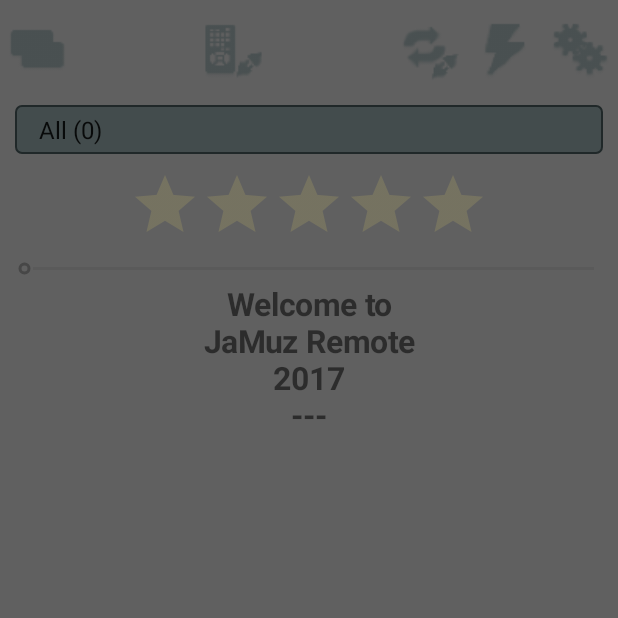
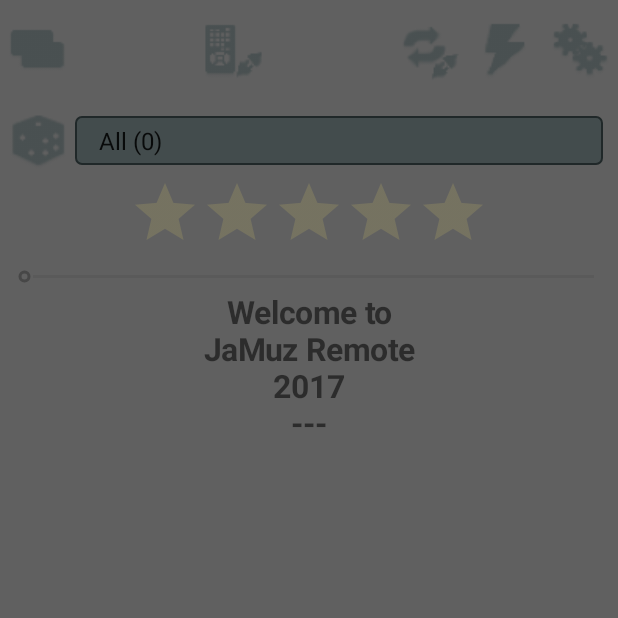
Before and after one commit to phramusca/JaMuz-Remote, an Android app: the screen it shows after launch (MainActivity), on a phone screen of 412 x 824 dp, the top half of it. Run offline under Robolectric (Android 15) with nearby library versions, the phone set to English and light mode, and no system bars; 4 statements that could not run were skipped.

Commit message:
Order by playcounter, lastplayed + random button

```diff
--- a/app/src/main/java/phramusca/com/jamuzremote/FileInfoReception.java
+++ b/app/src/main/java/phramusca/com/jamuzremote/FileInfoReception.java
@@ -21,8 +21,8 @@ public class FileInfoReception {
     public long size;
     public int idFile;
     public int rating;
-    public Date addedDate = new Date(0); //FIXME: watchout defaults
-    public Date lastPlayed = new Date(0); //FIXME: watchout defaults
+    public Date addedDate = new Date(0);
+    public Date lastPlayed = new Date(0);
     public int playCounter;
 
     public FileInfoReception(String json) throws JSONException {
--- a/app/src/main/java/phramusca/com/jamuzremote/MainActivity.java
+++ b/app/src/main/java/phramusca/com/jamuzremote/MainActivity.java
@@ -94,6 +94,7 @@ public class MainActivity extends AppCompatActivity {
     private boolean local = true;
     private List<PlayList> localPlaylists = new ArrayList<PlayList>();
     private PlayList localSelectedPlaylist;
+    private boolean playRandom=false;
 
     // GUI elements
     private TextView textViewReceived;
@@ -103,6 +104,7 @@ public class MainActivity extends AppCompatActivity {
     private ToggleButton buttonSetDimMode;
     private ToggleButton buttonControlsToggle;
     private ToggleButton buttonConnectToggle;
+    private ToggleButton buttonRandomToggle;
     private Button buttonPrevious;
     private Button buttonPlay;
     private Button buttonNext;
@@ -113,7 +115,7 @@ public class MainActivity extends AppCompatActivity {
     private Button buttonVolDown;
     private SeekBar seekBar;
     private Spinner spinner;
-    private boolean spinnerSend=true;
+    private static boolean spinnerSend=true;
     private RatingBar ratingBar;
     private ImageView image;
     private LinearLayout trackInfo;
@@ -188,31 +190,7 @@ public class MainActivity extends AppCompatActivity {
         seekBar.setEnabled(false);
 
         spinner = (Spinner) findViewById(R.id.spinner);
-        spinner.setOnItemSelectedListener(new Spinner.OnItemSelectedListener() {
-            @Override
-            public void onItemSelected(AdapterView<?> parent, View view,
-                                       int pos, long id) {
-                // An item was selected. You can retrieve the selected item using
-                // parent.getItemAtPosition(pos)
-                PlayList playList = (PlayList) parent.getItemAtPosition(pos);
-                if(spinnerSend) {
-                    if(local) {
-                        if(musicLibrary!=null) { //Happens before write permission allowed so db not accessed
-                            queue = musicLibrary.getTracks(playList);
-                        }
-                        localSelectedPlaylist = playList;
-                    } else {
-                        client.send("setPlaylist".concat(playList.toString()));
-                    }
-                    dimOn();
-                }
-            }
-
-            @Override
-            public void onNothingSelected(AdapterView<?> adapterView) {
-                dimOn();
-            }
-        });
+        spinner.setOnItemSelectedListener(spinnerListener);
         spinner.setOnTouchListener(new View.OnTouchListener() {
             @Override
             public boolean onTouch(View view, MotionEvent motionEvent) {
@@ -262,6 +240,14 @@ public class MainActivity extends AppCompatActivity {
             public void onClick(View v) {
                 dimOn();
                 toggleConfig(!buttonConnectToggle.isChecked());
+            }
+        });
+
+        buttonRandomToggle = (ToggleButton) findViewById(R.id.button_random_toggle);
+        buttonRandomToggle.setOnClickListener(new View.OnClickListener() {
+            @Override
+            public void onClick(View v) {
+                dimOn();
             }
         });
 
@@ -482,6 +468,31 @@ public class MainActivity extends AppCompatActivity {
 
         setDimMode(!buttonSetDimMode.isChecked());
     }
+
+    Spinner.OnItemSelectedListener spinnerListener = new Spinner.OnItemSelectedListener() {
+        @Override
+        public void onItemSelected(AdapterView<?> parent, View view,
+        int pos, long id) {
+            if(spinnerSend) {
+                PlayList playList = (PlayList) parent.getItemAtPosition(pos);
+                if(local) {
+                    if(musicLibrary!=null) { //Happens before write permission allowed so db not accessed
+                        queue = musicLibrary.getTracks(playList);
+                    }
+                    localSelectedPlaylist = playList;
+                } else {
+                    client.send("setPlaylist".concat(playList.toString()));
+                }
+                dimOn();
+            }
+            spinnerSend=true;
+        }
+
+        @Override
+        public void onNothingSelected(AdapterView<?> adapterView) {
+            dimOn();
+        }
+    };
 
     private void setDimMode(boolean enable) {
         if(enable) {
@@ -922,12 +933,11 @@ public class MainActivity extends AppCompatActivity {
         }
         //Play a random track
         if(queue.size()>0) {
-            int index=new Random().nextInt(queue.size());
+            int index=buttonRandomToggle.isChecked()?new Random().nextInt(queue.size()):0;
             displayedTrack = queue.get(index);
-            queue.remove(displayedTrack);
+            queue.remove(index);
             Log.i(TAG, "playQueue("+(index+1)+"/"+queue.size()+")");
             play();
-
         } else {
             setupSpinner(localPlaylists, localSelectedPlaylist);
             toastLong("Empty Playlist.");
@@ -1335,11 +1345,9 @@ public class MainActivity extends AppCompatActivity {
         runOnUiThread(new Runnable() {
             @Override
             public void run() {
-                // attaching data adapter to spinner
                 spinnerSend=false;
                 spinner.setAdapter(arrayAdapter);
                 spinner.setSelection(arrayAdapter.getPosition(selectedPlaylist));
-                spinnerSend=true;
             }
         });
     }
--- a/app/src/main/java/phramusca/com/jamuzremote/MusicLibrary.java
+++ b/app/src/main/java/phramusca/com/jamuzremote/MusicLibrary.java
@@ -60,7 +60,7 @@ public class MusicLibrary {
             Cursor cursor = db.query(musicLibraryDb.TABLE_TRACKS,
                     null,
                     playlist.getQuery(),
-                    null, null, null, null, null);
+                    null, null, null, "playCounter, lastPlayed", null);
             if(cursor != null && cursor.moveToFirst())
             {
                 do {
--- /dev/null
+++ b/app/src/main/res/drawable/ic_toggle_random.xml
@@ -0,0 +1,10 @@
+<?xml version="1.0" encoding="utf-8"?>
+<selector xmlns:android="http://schemas.android.com/apk/res/android">
+
+    <item android:state_checked="false"
+        android:drawable="@drawable/dice" />
+
+    <item android:state_checked="true"
+        android:drawable="@drawable/dice_red" />
+
+</selector>
--- a/app/src/main/res/layout/content_main.xml
+++ b/app/src/main/res/layout/content_main.xml
@@ -75,7 +75,8 @@
             android:layout_width="match_parent"
             android:layout_height="wrap_content"
             android:layout_row="0"
-            android:layout_column="0">
+            android:layout_column="0"
+            android:paddingTop="10dp">
 
             <!-- Dummy item to prevent AutoCompleteTextView from receiving focus -->
             <LinearLayout android:id="@+id/dummy"
@@ -194,18 +195,32 @@
 
     </LinearLayout>
 
-    <Spinner
+    <LinearLayout
         android:layout_width="match_parent"
         android:layout_height="wrap_content"
-        android:id="@+id/spinner"
-        android:layout_gravity="center_horizontal"
-        android:layout_margin="10dp"
-        android:paddingLeft="8dp"
-        android:paddingRight="20dp"
-        android:paddingTop="5dp"
-        android:paddingBottom="5dp"
-        android:popupBackground="#DDFFFFFF"
-        android:background="@drawable/ic_gradient_spinner" />
+        android:paddingTop="10dp">
+
+        <ToggleButton
+            android:id="@+id/button_random_toggle"
+            android:layout_width="50dp"
+            android:layout_height="wrap_content"
+            style="@style/ToggleButton"
+            android:background="@drawable/ic_toggle_random"
+            android:layout_gravity="center_vertical"/>
+
+        <Spinner
+            android:layout_width="match_parent"
+            android:layout_height="wrap_content"
+            android:id="@+id/spinner"
+            android:popupBackground="#DDFFFFFF"
+            android:background="@drawable/ic_gradient_spinner"
+            android:paddingStart="8dp"
+            android:paddingEnd="20dp"
+            android:paddingTop="5dp"
+            android:paddingBottom="5dp"
+            android:layout_gravity="center_vertical"
+            android:layout_marginEnd="10dp"/>
+    </LinearLayout>
 
     <RatingBar
         android:layout_width="wrap_content"
```
Also changed, not shown: app/src/main/res/drawable-hdpi/dice.png (added), app/src/main/res/drawable-hdpi/dice_red.png (added), app/src/main/res/drawable-mdpi/dice.png (added), app/src/main/res/drawable-mdpi/dice_red.png (added), app/src/main/res/drawable-xhdpi/dice.png (added), app/src/main/res/drawable-xhdpi/dice_red.png (added), app/src/main/res/drawable-xxhdpi/dice.png (added), app/src/main/res/drawable-xxhdpi/dice_red.png (added).
